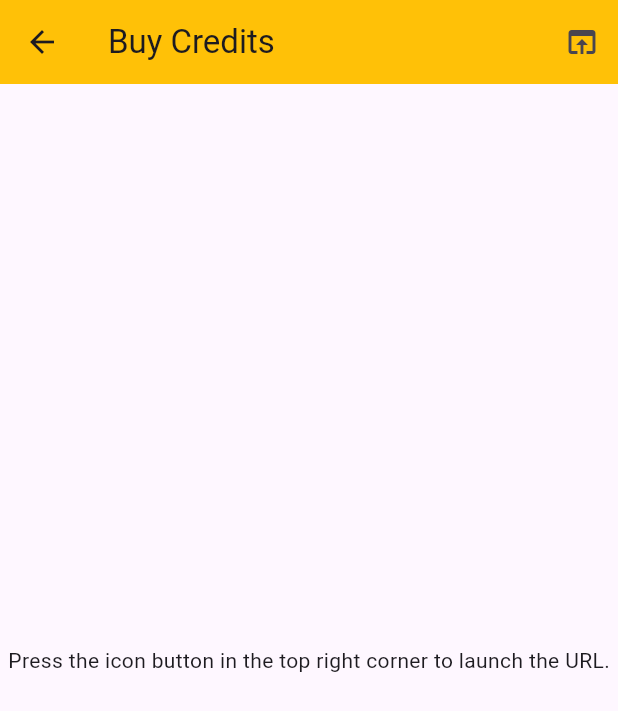
After one commit to AIdevol/DaddysRoad-app, a Flutter app: the CreditScreen screen opened by its route, on a phone screen of 412 x 824 dp. The commit adds this screen. Shown: the top 711 px of the screen. Run offline on Flutter 3.47's test engine with Material 3 defaults, Android fonts, the phone set to English and light mode, and no system bars; our stand-ins replace flutter_bloc, get.

Commit message:
updated credit

```diff
--- /dev/null
+++ b/lib/core/window/window_components/Credit_buy.dart
@@ -0,0 +1,47 @@
+
+import 'package:flutter/material.dart';
+import 'package:url_launcher/url_launcher.dart';
+
+class CreditScreen extends StatefulWidget {
+  const CreditScreen({super.key});
+
+  @override
+  State<CreditScreen> createState() => _CreditScreenState();
+}
+
+class _CreditScreenState extends State<CreditScreen> {
+  final String _url = 'https://www.daddysroad.com/trcr.html'; // Example URL
+
+  Future<void> _launchUrl() async {
+    Uri uri = Uri.parse(_url);
+    if (await canLaunchUrl(uri)) {
+      await launchUrl(uri);
+    } else {
+      // Unable to launch URL, you can show an alert or a Snackbar here
+      ScaffoldMessenger.of(context).showSnackBar(
+        SnackBar(content: Text('Could not launch $_url')),
+      );
+    }
+  }
+
+  @override
+  Widget build(BuildContext context) {
+    return Scaffold(
+      appBar: AppBar(
+        backgroundColor: Colors.amber,
+        title: Text('Buy Credits'),
+        actions: [
+          IconButton(
+            icon: Icon(Icons.open_in_browser),
+            onPressed: _launchUrl,
+            tooltip: 'Open Web Page',
+          ),
+        ],
+      ),
+      body: Center(
+        child: Text(
+            'Press the icon button in the top right corner to launch the URL.'),
+      ),
+    );
+  }
+}
--- a/lib/main.dart
+++ b/lib/main.dart
@@ -1,4 +1,5 @@
 import 'package:daddysroad_clone/auth/login/loginView.dart';
+import 'package:daddysroad_clone/core/window/window_components/Credit_buy.dart';
 import 'package:daddysroad_clone/core/window/window_components/groups.dart';
 import 'package:daddysroad_clone/core/window/window_components/help_center.dart';
 import 'package:daddysroad_clone/core/window/window_components/store_screen.dart';
@@ -26,7 +27,7 @@ class MyApp extends StatelessWidget {
       routes: {
         '/groups': (context) => GroupSection(),
         '/store': (context) => StoreScreen(),
-        // '/buyCredits': (context) => BuyCreditsScreen(),
+        '/buyCredits': (context) => CreditScreen(),
         // '/accountSettings': (context) => AccountSettingsScreen(),
         // '/rateApp': (context) => RateAppScreen(),
         '/helpCenter': (context) => HelpCenter(),
```
